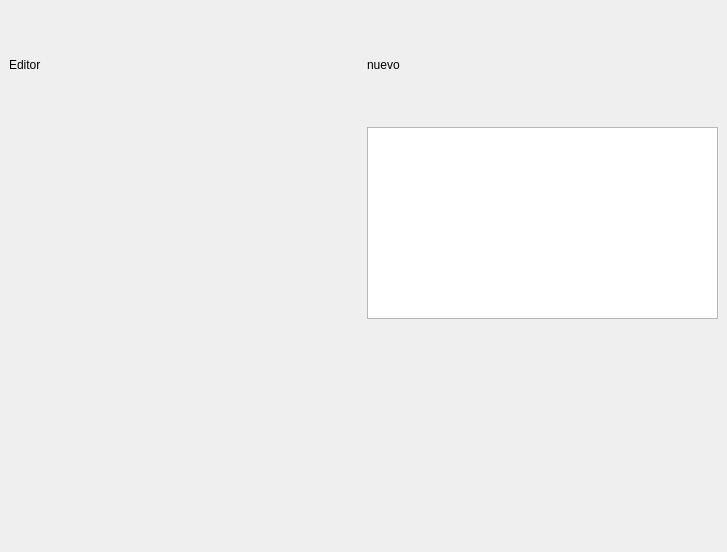
Above: Editor/ui/EditorScene.ui from SCAPELLI/Wolfenstein3D before the change. Below: the same form after it.
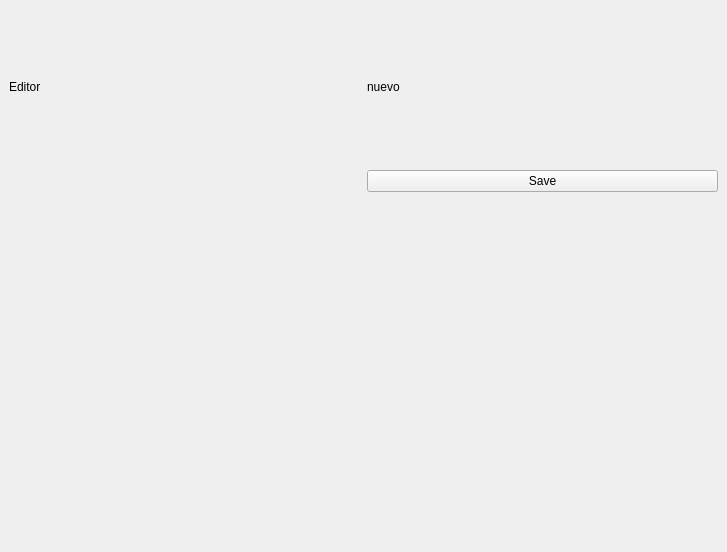
That is the form after the change.

Commit message: Ahora, hay un boton en EditorScene para salvar. Al tocar el boton, si es la primera vez que se guarda el mapa nuevo se abre una ventana para elegir donde guardar el archivo. De momento, solo se crea un archivo. Todavia no se modifica el contenido del archivo

Diff of the .ui file:
```diff
--- a/Editor/ui/EditorScene.ui
+++ b/Editor/ui/EditorScene.ui
@@ -15,16 +15,6 @@
   </property>
   <widget class="QWidget" name="centralwidget">
    <layout class="QGridLayout" name="gridLayout">
-    <item row="1" column="1">
-     <widget class="QGraphicsView" name="graphicsView_2">
-      <property name="sizePolicy">
-       <sizepolicy hsizetype="Preferred" vsizetype="Preferred">
-        <horstretch>0</horstretch>
-        <verstretch>0</verstretch>
-       </sizepolicy>
-      </property>
-     </widget>
-    </item>
     <item row="2" column="1" rowspan="2">
      <layout class="QVBoxLayout" name="textureListLayout"/>
     </item>
@@ -45,6 +35,33 @@
       </property>
      </widget>
     </item>
+    <item row="1" column="1">
+     <layout class="QVBoxLayout" name="buttonLayout">
+      <item>
+       <widget class="QPushButton" name="saveButton">
+        <property name="text">
+         <string>Save</string>
+        </property>
+       </widget>
+      </item>
+      <item>
+       <spacer name="verticalSpacer">
+        <property name="orientation">
+         <enum>Qt::Vertical</enum>
+        </property>
+        <property name="sizeType">
+         <enum>QSizePolicy::Fixed</enum>
+        </property>
+        <property name="sizeHint" stdset="0">
+         <size>
+          <width>20</width>
+          <height>40</height>
+         </size>
+        </property>
+       </spacer>
+      </item>
+     </layout>
+    </item>
    </layout>
   </widget>
  </widget>
```
The commit also changes 2 other files.
